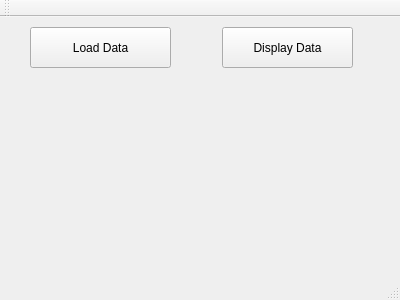
Old version of the form HomeWorkQT/mainwindow.ui in the repository massiarg/HomeworkQT.
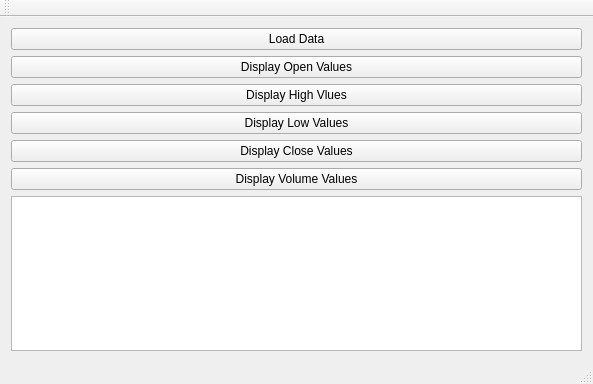
New version of the form.

Commit message: Adding new buttons and a text edit to the window

Diff of the .ui file:
```diff
--- a/HomeWorkQT/mainwindow.ui
+++ b/HomeWorkQT/mainwindow.ui
@@ -6,40 +6,61 @@
    <rect>
     <x>0</x>
     <y>0</y>
-    <width>400</width>
-    <height>300</height>
+    <width>593</width>
+    <height>384</height>
    </rect>
   </property>
   <property name="windowTitle">
    <string>MainWindow</string>
   </property>
   <widget class="QWidget" name="centralWidget">
+   <layout class="QVBoxLayout" name="verticalLayout">
+    <item>
    <widget class="QPushButton" name="Btn1">
-    <property name="geometry">
-     <rect>
-      <x>30</x>
-      <y>10</y>
-      <width>141</width>
-      <height>41</height>
-     </rect>
-    </property>
     <property name="text">
      <string>Load Data</string>
     </property>
    </widget>
+    </item>
+    <item>
    <widget class="QPushButton" name="Btn2">
-    <property name="geometry">
-     <rect>
-      <x>222</x>
-      <y>10</y>
-      <width>131</width>
-      <height>41</height>
-     </rect>
-    </property>
+      <property name="text">
+       <string>Display Open Values</string>
+      </property>
+     </widget>
+    </item>
+    <item>
+     <widget class="QPushButton" name="Btn3">
     <property name="text">
-     <string>Display Data</string>
-    </property>
-   </widget>
+       <string>Display High Vlues</string>
+      </property>
+     </widget>
+    </item>
+    <item>
+     <widget class="QPushButton" name="Btn4">
+      <property name="text">
+       <string>Display Low Values</string>
+      </property>
+     </widget>
+    </item>
+    <item>
+     <widget class="QPushButton" name="Btn5">
+      <property name="text">
+       <string>Display Close Values</string>
+      </property>
+     </widget>
+    </item>
+    <item>
+     <widget class="QPushButton" name="Btn6">
+      <property name="text">
+       <string>Display Volume Values</string>
+      </property>
+     </widget>
+    </item>
+    <item>
+     <widget class="QTextEdit" name="textEdit"/>
+    </item>
+   </layout>
   </widget>
   <widget class="QMenuBar" name="menuBar">
    <property name="geometry">
```
Left out of the diff: 2 changed lines with no effect on the pictures. Lines whose indentation alone changed are shown as unchanged.
